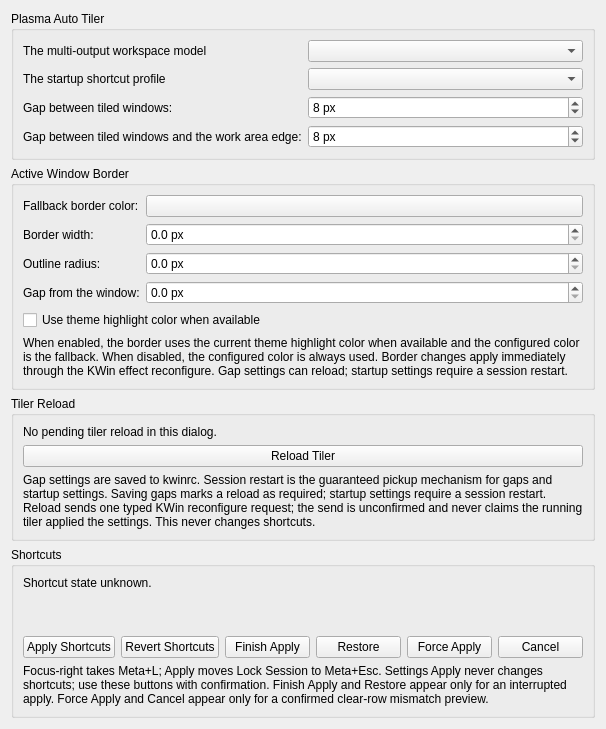
This is kwin/native-effect/activeborderconfig.ui in beefsack/plasma-auto-tiler as Qt 5 draws it before an edit. The edited form follows.
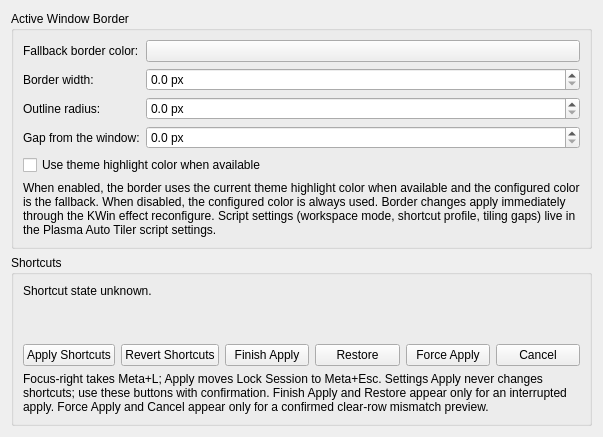
This is the edited form. Custom widgets are drawn as their Qt base class.

Commit message: Move tiling settings to script Configure page with automatic gap resync

Patch:
```diff
--- a/kwin/native-effect/activeborderconfig.ui
+++ b/kwin/native-effect/activeborderconfig.ui
@@ -1,97 +1,10 @@
 <?xml version="1.0" encoding="UTF-8"?>
 <ui version="4.0">
  <class>ActiveBorderConfig</class>
- <widget class="QWidget" name="ActiveBorderConfig">
-  <layout class="QVBoxLayout" name="verticalLayout">
-   <item>
-    <widget class="QGroupBox" name="scriptSettings">
-     <property name="title">
-      <string>Plasma Auto Tiler</string>
-     </property>
-     <layout class="QFormLayout" name="scriptFormLayout">
-       <item row="0" column="0">
-        <widget class="QLabel" name="label_workspaceMode">
-         <property name="buddy">
-          <cstring>workspaceModeCombo</cstring>
-         </property>
-        <property name="text">
-         <string>The multi-output workspace model</string>
-        </property>
-       </widget>
-      </item>
-       <item row="0" column="1">
-       <widget class="QComboBox" name="workspaceModeCombo"/>
-      </item>
-       <item row="1" column="0">
-        <widget class="QLabel" name="label_shortcutProfile">
-         <property name="buddy">
-          <cstring>shortcutProfileCombo</cstring>
-         </property>
-        <property name="text">
-         <string>The startup shortcut profile</string>
-        </property>
-       </widget>
-      </item>
-        <item row="1" column="1">
-        <widget class="QComboBox" name="shortcutProfileCombo"/>
-       </item>
-       <item row="2" column="0">
-        <widget class="QLabel" name="label_innerGap">
-         <property name="buddy">
-          <cstring>innerGapSpinBox</cstring>
-         </property>
-        <property name="text">
-         <string>Gap between tiled windows:</string>
-        </property>
-       </widget>
-      </item>
-       <item row="2" column="1">
-       <widget class="QSpinBox" name="innerGapSpinBox">
-        <property name="minimum">
-         <number>0</number>
-        </property>
-        <property name="maximum">
-         <number>64</number>
-        </property>
-        <property name="value">
-         <number>8</number>
-        </property>
-        <property name="suffix">
-         <string> px</string>
-        </property>
-       </widget>
-      </item>
-       <item row="3" column="0">
-        <widget class="QLabel" name="label_outerGap">
-         <property name="buddy">
-          <cstring>outerGapSpinBox</cstring>
-         </property>
-        <property name="text">
-         <string>Gap between tiled windows and the work area edge:</string>
-        </property>
-       </widget>
-      </item>
-       <item row="3" column="1">
-       <widget class="QSpinBox" name="outerGapSpinBox">
-        <property name="minimum">
-         <number>0</number>
-        </property>
-        <property name="maximum">
-         <number>64</number>
-        </property>
-        <property name="value">
-         <number>8</number>
-        </property>
-        <property name="suffix">
-         <string> px</string>
-        </property>
-       </widget>
-      </item>
-     </layout>
-    </widget>
-   </item>
-   <item>
-    <widget class="QGroupBox" name="borderSettings">
+  <widget class="QWidget" name="ActiveBorderConfig">
+   <layout class="QVBoxLayout" name="verticalLayout">
+    <item>
+     <widget class="QGroupBox" name="borderSettings">
      <property name="title">
       <string>Active Window Border</string>
      </property>
@@ -188,7 +101,7 @@
        <item row="5" column="0" colspan="2">
         <widget class="QLabel" name="borderDescription">
          <property name="text">
-               <string>When enabled, the border uses the current theme highlight color when available and the configured color is the fallback. When disabled, the configured color is always used. Border changes apply immediately through the KWin effect reconfigure. Gap settings can reload; startup settings require a session restart.</string>
+               <string>When enabled, the border uses the current theme highlight color when available and the configured color is the fallback. When disabled, the configured color is always used. Border changes apply immediately through the KWin effect reconfigure. Script settings (workspace mode, shortcut profile, tiling gaps) live in the Plasma Auto Tiler script settings.</string>
         </property>
         <property name="wordWrap">
          <bool>true</bool>
@@ -198,42 +111,6 @@
    </layout>
      </widget>
     </item>
-    <item>
-     <widget class="QGroupBox" name="tilerReloadGroup">
-      <property name="title">
-       <string>Tiler Reload</string>
-      </property>
-      <layout class="QVBoxLayout" name="tilerReloadLayout">
-       <item>
-        <widget class="QLabel" name="tilerReloadStatusLabel">
-         <property name="text">
-          <string>No pending tiler reload in this dialog.</string>
-         </property>
-         <property name="wordWrap">
-          <bool>true</bool>
-         </property>
-        </widget>
-       </item>
-       <item>
-        <widget class="QPushButton" name="tilerReloadButton">
-         <property name="text">
-          <string>Reload Tiler</string>
-         </property>
-        </widget>
-       </item>
-       <item>
-        <widget class="QLabel" name="tilerReloadDescription">
-         <property name="text">
-             <string>Gap settings are saved to kwinrc. Session restart is the guaranteed pickup mechanism for gaps and startup settings. Saving gaps marks a reload as required; startup settings require a session restart. Reload sends one typed KWin reconfigure request; the send is unconfirmed and never claims the running tiler applied the settings. This never changes shortcuts.</string>
-         </property>
-         <property name="wordWrap">
-          <bool>true</bool>
-         </property>
-        </widget>
-       </item>
-      </layout>
-     </widget>
-    </item>
     <item>
      <widget class="QGroupBox" name="shortcutGroup">
       <property name="title">
```
The commit also changes 29 other files.
